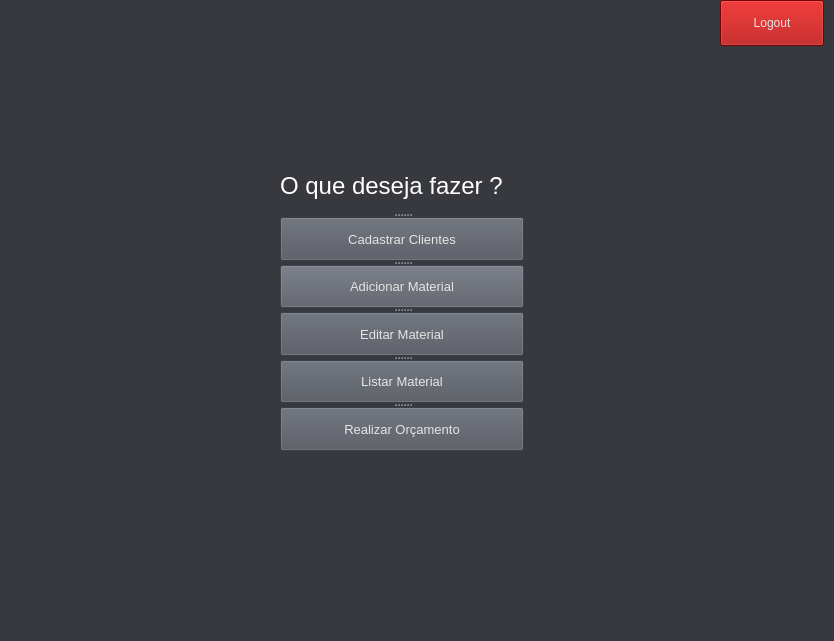
First picture: the form in SYSTEM CONTROL/Orçamento/menu_Principal.ui, repository victorkok/OPE-Oficina-Mecanica, before the edit.
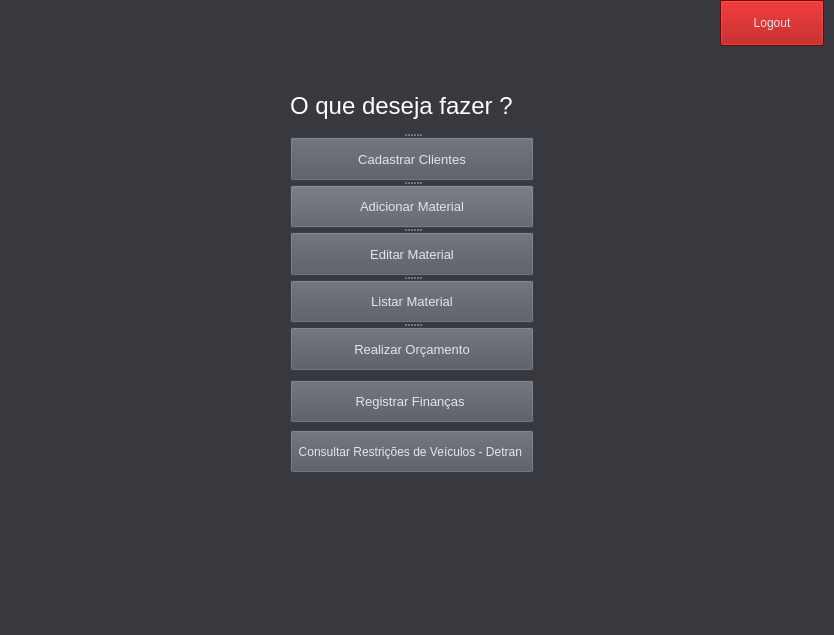
Second picture: the form after the edit.

What changed in the file:
```diff
--- a/SYSTEM CONTROL/Orçamento/menu_Principal.ui
+++ b/SYSTEM CONTROL/Orçamento/menu_Principal.ui
@@ -7,7 +7,7 @@
     <x>0</x>
     <y>0</y>
     <width>834</width>
-    <height>641</height>
+    <height>635</height>
    </rect>
   </property>
   <property name="font">
@@ -27,7 +27,7 @@
    <widget class="QLabel" name="bemVindo">
     <property name="geometry">
      <rect>
-      <x>300</x>
+      <x>10</x>
       <y>520</y>
       <width>271</width>
       <height>71</height>
@@ -77,8 +77,8 @@
    <widget class="QSplitter" name="splitter">
     <property name="geometry">
      <rect>
-      <x>280</x>
-      <y>160</y>
+      <x>290</x>
+      <y>80</y>
       <width>244</width>
       <height>291</height>
      </rect>
@@ -86,6 +86,10 @@
     <property name="orientation">
      <enum>Qt::Vertical</enum>
     </property>
+    <widget class="QSplitter" name="splitter_2">
+     <property name="orientation">
+      <enum>Qt::Vertical</enum>
+     </property>
     <widget class="QLabel" name="label_2">
      <property name="font">
       <font>
@@ -171,6 +175,49 @@
       <string>Realizar Orçamento</string>
      </property>
     </widget>
+    </widget>
+   </widget>
+   <widget class="QPushButton" name="button_orca_2">
+    <property name="geometry">
+     <rect>
+      <x>290</x>
+      <y>380</y>
+      <width>244</width>
+      <height>43</height>
+     </rect>
+    </property>
+    <property name="font">
+     <font>
+      <pointsize>10</pointsize>
+     </font>
+    </property>
+    <property name="styleSheet">
+     <string notr="true">background-color: rgb(81, 85, 94);</string>
+    </property>
+    <property name="text">
+     <string>Registrar Finanças </string>
+    </property>
+   </widget>
+   <widget class="QPushButton" name="button_orca_3">
+    <property name="geometry">
+     <rect>
+      <x>290</x>
+      <y>430</y>
+      <width>244</width>
+      <height>43</height>
+     </rect>
+    </property>
+    <property name="font">
+     <font>
+      <pointsize>9</pointsize>
+     </font>
+    </property>
+    <property name="styleSheet">
+     <string notr="true">background-color: rgb(81, 85, 94);</string>
+    </property>
+    <property name="text">
+     <string>Consultar Restrições de Veículos - Detran </string>
+    </property>
    </widget>
   </widget>
   <widget class="QMenuBar" name="menubar">
```
Left out of the diff: 2 changed lines with no effect on the pictures. Lines whose indentation alone changed are shown as unchanged.
